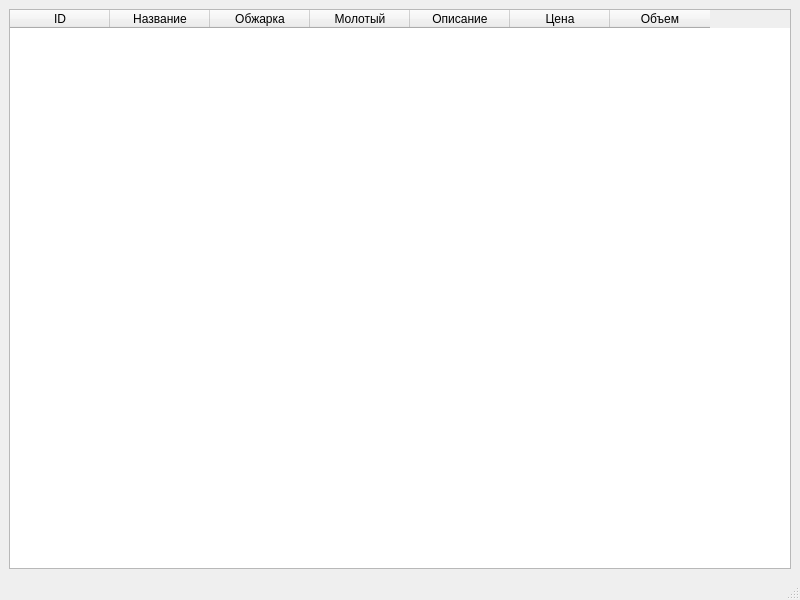
This is main.ui in Scheise45/Coffee as Qt 5 draws it before an edit. The edited form follows.
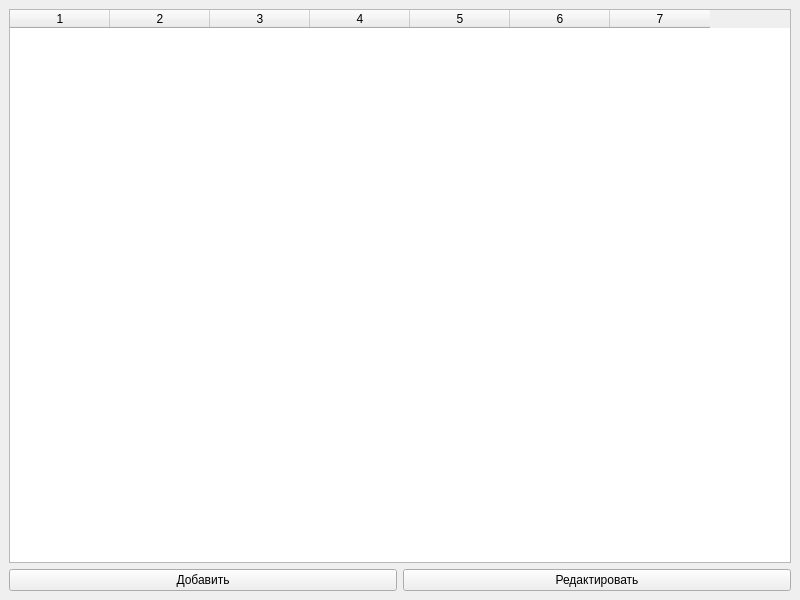
This is the edited form.

Patch:
```diff
--- a/main.ui
+++ b/main.ui
@@ -23,47 +23,28 @@
       <property name="rowCount">
        <number>0</number>
       </property>
-      <column>
-       <property name="text">
-        <string>ID</string>
-       </property>
-      </column>
-      <column>
-       <property name="text">
-        <string>Название</string>
-       </property>
-      </column>
-      <column>
-       <property name="text">
-        <string>Обжарка</string>
-       </property>
-      </column>
-      <column>
-       <property name="text">
-        <string>Молотый</string>
-       </property>
-      </column>
-      <column>
-       <property name="text">
-        <string>Описание</string>
-       </property>
-      </column>
-      <column>
-       <property name="text">
-        <string>Цена</string>
-       </property>
-      </column>
-      <column>
-       <property name="text">
-        <string>Объем</string>
-       </property>
-      </column>
      </widget>
     </item>
+    <item>
+     <layout class="QHBoxLayout" name="buttonLayout">
+      <item>
+       <widget class="QPushButton" name="addButton">
+        <property name="text">
+         <string>Добавить</string>
+        </property>
+       </widget>
+      </item>
+      <item>
+       <widget class="QPushButton" name="editButton">
+        <property name="text">
+         <string>Редактировать</string>
+        </property>
+       </widget>
+      </item>
+     </layout>
+    </item>
    </layout>
   </widget>
-  <widget class="QMenuBar" name="menubar"/>
-  <widget class="QStatusBar" name="statusbar"/>
  </widget>
  <resources/>
  <connections/>
```
Left out of the diff: 3 changed lines with no effect on the pictures.
